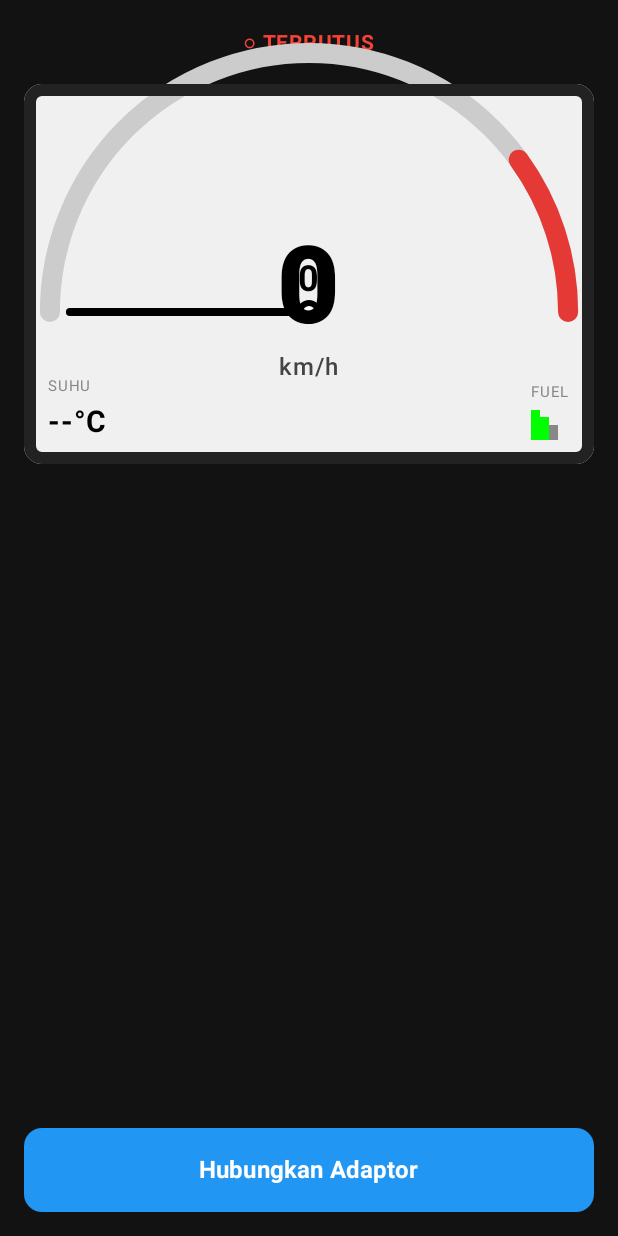
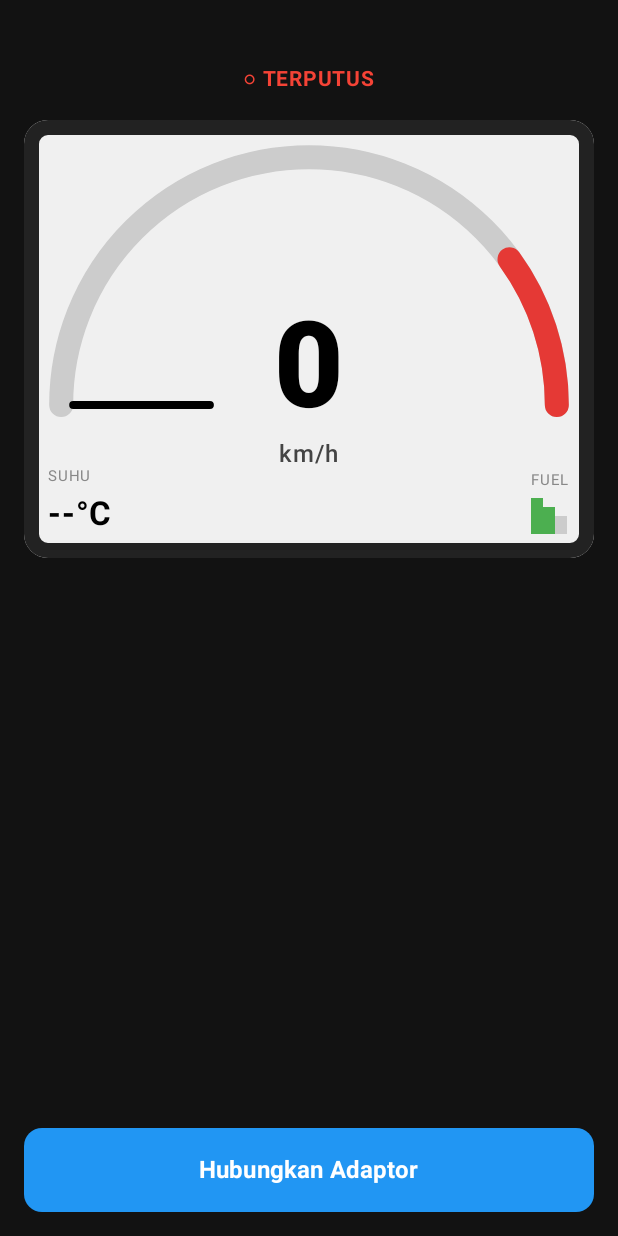
Before and after one commit to aminsambung/diagnosatools, an Android app built with Jetpack Compose: the screen it shows after launch (MainActivity), on a phone screen of 412 x 824 dp. Run offline under Robolectric (Android 15) with nearby library versions, the phone set to English and light mode, and no system bars.

Commit message:
Update DashboardScreen.kt

```diff
--- a/app/src/main/java/com/example/obdlite/ui/DashboardScreen.kt
+++ b/app/src/main/java/com/example/obdlite/ui/DashboardScreen.kt
@@ -1,5 +1,7 @@
 package com.example.obdlite.ui
 
+import androidx.compose.animation.core.animateFloatAsState
+import androidx.compose.animation.core.tween
 import androidx.compose.foundation.Canvas
 import androidx.compose.foundation.background
 import androidx.compose.foundation.border
@@ -7,6 +9,7 @@ import androidx.compose.foundation.layout.*
 import androidx.compose.foundation.shape.RoundedCornerShape
 import androidx.compose.material3.*
 import androidx.compose.runtime.Composable
+import androidx.compose.runtime.getValue
 import androidx.compose.ui.Alignment
 import androidx.compose.ui.Modifier
 import androidx.compose.ui.geometry.Offset
@@ -15,7 +18,6 @@ import androidx.compose.ui.graphics.Color
 import androidx.compose.ui.graphics.StrokeCap
 import androidx.compose.ui.graphics.drawscope.Stroke
 import androidx.compose.ui.text.font.FontWeight
-import androidx.compose.ui.text.style.TextAlign
 import androidx.compose.ui.unit.dp
 import androidx.compose.ui.unit.sp
 import kotlin.math.cos
@@ -30,20 +32,21 @@ fun DashboardScreen(
     onConnect: () -> Unit,
     onDisconnect: () -> Unit
 ) {
-    // Warna dasar mirip LCD motor
-    val bgColor = Color(0xFFF0F0F0) // Light gray/white LCD
+    val bgColor = Color(0xFFF0F0F0)
     val textColor = Color(0xFF000000)
-    val accentColor = Color(0xFF000000) // Jarum dan speed
+    val accentColor = Color(0xFF000000)
     val redZoneColor = Color(0xFFE53935)
 
     Column(
         modifier = Modifier
             .fillMaxSize()
-            .background(Color(0xFF121212)) // Background HP hitam
+            .background(Color(0xFF121212))
             .padding(16.dp),
         horizontalAlignment = Alignment.CenterHorizontally
     ) {
-        // Header Status
+        // Beri jarak atas agar tidak tertutup status bar (karena enableEdgeToEdge)
+        Spacer(modifier = Modifier.height(24.dp))
+
         Text(
             text = if (connected) "● TERHUBUNG" else "○ TERPUTUS",
             color = if (connected) Color(0xFF4CAF50) else Color(0xFFF44336),
@@ -52,35 +55,35 @@ fun DashboardScreen(
             modifier = Modifier.padding(bottom = 16.dp)
         )
 
-        // Panel LCD Utama
+        // Panel LCD
         Box(
             modifier = Modifier
                 .fillMaxWidth()
-                .aspectRatio(1.5f) // Rasio mirip layar LCD motor
-                .background(bgColor, RoundedCornerShape(12.dp))
-                .border(8.dp, Color(0xFF222222), RoundedCornerShape(12.dp))
+                .aspectRatio(1.3f) // Sedikit lebih kotak
+                .background(bgColor, RoundedCornerShape(16.dp))
+                .border(10.dp, Color(0xFF222222), RoundedCornerShape(16.dp))
         ) {
-            // 1. RPM Gauge (Melengkung di atas)
+            // 1. RPM Gauge (Garis melengkung di atas)
             RpmGauge(
                 rpm = rpm ?: 0,
                 modifier = Modifier
                     .fillMaxWidth()
-                    .fillMaxHeight(0.6f)
-                    .padding(top = 16.dp),
+                    .fillMaxHeight(0.65f) // Ambil 65% area atas
+                    .padding(top = 10.dp),
                 redZoneColor = redZoneColor,
                 accentColor = accentColor
             )
 
-            // 2. Kecepatan (Angka Besar di Tengah)
+            // 2. Kecepatan (Angka Besar)
             Column(
                 modifier = Modifier
                     .align(Alignment.Center)
-                    .offset(y = 20.dp),
+                    .offset(y = 30.dp), // Geser ke bawah agar tidak tertutup jarum
                 horizontalAlignment = Alignment.CenterHorizontally
             ) {
                 Text(
                     text = if (speed != null) "$speed" else "0",
-                    fontSize = 72.sp,
+                    fontSize = 80.sp,
                     fontWeight = FontWeight.Black,
                     color = textColor
                 )
@@ -92,7 +95,7 @@ fun DashboardScreen(
                 )
             }
 
-            // 3. Suhu Air (Indikator kecil di kiri bawah)
+            // 3. Suhu Air (Kiri bawah)
             Column(
                 modifier = Modifier
                     .align(Alignment.BottomStart)
@@ -101,13 +104,13 @@ fun DashboardScreen(
                 Text("SUHU", fontSize = 10.sp, color = Color.Gray)
                 Text(
                     text = if (coolant != null) "$coolant°C" else "--°C",
-                    fontSize = 20.sp,
+                    fontSize = 22.sp,
                     fontWeight = FontWeight.Bold,
                     color = if ((coolant ?: 0) > 90) redZoneColor else textColor
                 )
             }
 
-            // Indikator Bensin (Dummy visual aja)
+            // 4. Bensin (Kanan bawah)
             Column(
                 modifier = Modifier
                     .align(Alignment.BottomEnd)
@@ -115,16 +118,15 @@ fun DashboardScreen(
             ) {
                 Text("FUEL", fontSize = 10.sp, color = Color.Gray)
                 Row(verticalAlignment = Alignment.Bottom) {
-                    Box(modifier = Modifier.width(6.dp).height(20.dp).background(Color.Green))
-                    Box(modifier = Modifier.width(6.dp).height(15.dp).background(Color.Green))
-                    Box(modifier = Modifier.width(6.dp).height(10.dp).background(Color.Gray))
+                    Box(modifier = Modifier.width(8.dp).height(24.dp).background(Color(0xFF4CAF50)))
+                    Box(modifier = Modifier.width(8.dp).height(18.dp).background(Color(0xFF4CAF50)))
+                    Box(modifier = Modifier.width(8.dp).height(12.dp).background(Color.LightGray))
                 }
             }
         }
 
         Spacer(modifier = Modifier.weight(1f))
 
-        // Tombol Koneksi
         Button(
             onClick = if (connected) onDisconnect else onConnect,
             modifier = Modifier
@@ -153,21 +155,28 @@ fun RpmGauge(
 ) {
     val maxRpm = 12000
     val currentRpm = rpm.coerceIn(0, maxRpm)
-    // Sudut dari -180 derajat (kiri) ke 0 derajat (kanan)
-    val startAngle = 180f
-    val sweepAngle = 180f
 
-    // Posisi jarum (dari 0 sampai 1)
-    val needleRatio = currentRpm.toFloat() / maxRpm
+    // Animasi jarum agar bergerak mulus
+    val targetRatio = currentRpm.toFloat() / maxRpm
+    val needleRatio by animateFloatAsState(
+        targetValue = targetRatio,
+        animationSpec = tween(durationMillis = 300),
+        label = "rpmNeedle"
+    )
 
-    Box(modifier = modifier, contentAlignment = Alignment.BottomCenter) {
+    Box(modifier = modifier) {
         Canvas(modifier = Modifier.fillMaxSize()) {
             val width = size.width
             val height = size.height
-            val radius = width / 2.2f
+
+            // Titik tengah lingkaran diletakkan di bawah (supaya melengkung ke atas)
             val center = Offset(width / 2, height)
+            val radius = width / 2.3f
 
-            // Gambar track background gauge abu-abu
+            val startAngle = 180f
+            val sweepAngle = 180f
+
+            // Gambar garis background (abu-abu)
             drawArc(
                 color = Color.LightGray,
                 startAngle = startAngle,
@@ -175,10 +184,10 @@ fun RpmGauge(
                 useCenter = false,
                 topLeft = Offset(center.x - radius, center.y - radius),
                 size = Size(radius * 2, radius * 2),
-                style = Stroke(width = 20f, cap = StrokeCap.Round)
+                style = Stroke(width = 24f, cap = StrokeCap.Round)
             )
 
-            // Gambar red zone (zona merah di RPM tinggi)
+            // Gambar zona merah (redline 80% - 100%)
             drawArc(
                 color = redZoneColor,
                 startAngle = startAngle + (sweepAngle * 0.8f),
@@ -186,37 +195,33 @@ fun RpmGauge(
                 useCenter = false,
                 topLeft = Offset(center.x - radius, center.y - radius),
                 size = Size(radius * 2, radius * 2),
-                style = Stroke(width = 20f, cap = StrokeCap.Round)
+                style = Stroke(width = 24f, cap = StrokeCap.Round)
             )
 
-            // Gambar jarum
-            val angleRad = Math.toRadians((startAngle + (sweepAngle * needleRatio)).toDouble())
-            val needleLength = radius - 20f
-            val needleEnd = Offset(
-                x = center.x + (needleLength * cos(angleRad)).toFloat(),
-                y = center.y + (needleLength * sin(angleRad)).toFloat()
+            // Gambar Jarum (mengikuti sudut)
+            val angleDeg = startAngle + (sweepAngle * needleRatio)
+            val angleRad = Math.toRadians(angleDeg.toDouble())
+
+            // Jarum ditarik dari luar ke dalam (tidak menutupi angka speed)
+            val outerRadius = radius - 12f // Ujung jarum
+            val innerRadius = radius * 0.4f // Pangkal jarum (tidak sampai tengah)
+
+            val startPoint = Offset(
+                x = center.x + (innerRadius * cos(angleRad)).toFloat(),
+                y = center.y + (innerRadius * sin(angleRad)).toFloat()
+            )
+            val endPoint = Offset(
+                x = center.x + (outerRadius * cos(angleRad)).toFloat(),
+                y = center.y + (outerRadius * sin(angleRad)).toFloat()
             )
 
             drawLine(
                 color = accentColor,
-                start = center,
-                end = needleEnd,
+                start = startPoint,
+                end = endPoint,
                 strokeWidth = 8f,
                 cap = StrokeCap.Round
             )
-
-            // Titik tengah jarum
-            drawCircle(color = accentColor, radius = 12f, center = center)
-            drawCircle(color = Color.White, radius = 6f, center = center)
         }
-
-        // Angka RPM
-        Text(
-            text = "${currentRpm / 1000}",
-            fontSize = 24.sp,
-            fontWeight = FontWeight.Bold,
-            color = Color.Black,
-            modifier = Modifier.padding(bottom = 8.dp)
-        )
     }
 }
```
